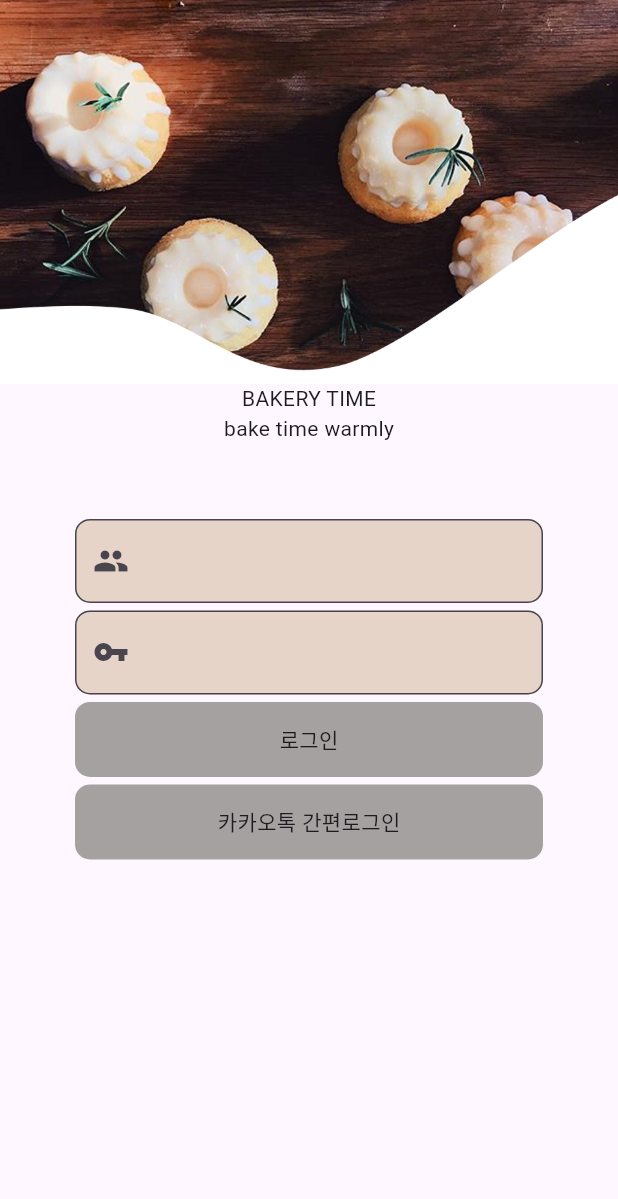
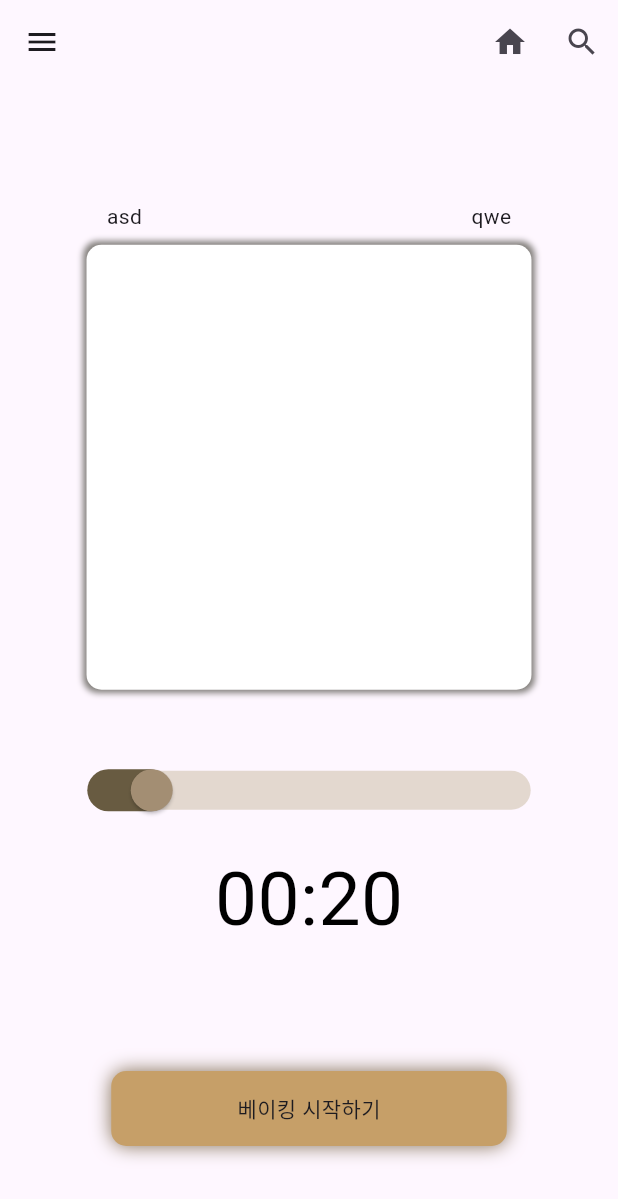
Before and after one commit to kagumon/bakery_time, a Flutter app: the LoginView screen opened by its route, after a tap on "로그인", on a phone screen of 412 x 824 dp. Shown: the top 1199 px of the screen. Run offline on Flutter 3.47's test engine with Material 3 defaults, Android fonts, the light colour scheme and no system bars; missing offline and left inert: dart:ffi.

Commit message:
홈화면 개발

```diff
--- a/lib/main.dart
+++ b/lib/main.dart
@@ -1,6 +1,8 @@
 import 'package:bakery_time/static_page/agreeView.dart';
 import 'package:bakery_time/static_page/enterView.dart';
 import 'package:bakery_time/static_page/loadingView.dart';
+import 'package:bakery_time/static_page/successSignupView.dart';
+import 'package:bakery_time/view/homeView.dart';
 import 'package:bakery_time/view/loginView.dart';
 import 'package:bakery_time/view/signupView.dart';
 import 'package:flutter/material.dart';
@@ -21,6 +23,7 @@ class _MyappState extends State<Myapp> {
   @override
   Widget build(BuildContext context) {
     return MaterialApp(
+      debugShowCheckedModeBanner: false,
       title: "Flutter App",
       initialRoute: '/loading',
       routes: {
@@ -30,6 +33,9 @@ class _MyappState extends State<Myapp> {
         '/index': (context) => const AlbumView(),
         '/login': (context) => const LoginView(),
         '/signup': (context) => const SignupView(),
+        '/success': (context) => const SuccessSignupView(),
+
+        '/home': (context) => const HomeView(),
       },
       home: const LoadingView()
     );
--- /dev/null
+++ b/lib/view/homeView.dart
@@ -0,0 +1,135 @@
+import 'dart:ffi';
+
+import 'package:bakery_time/widget/MainDrawerWidget.dart';
+import 'package:flutter/cupertino.dart';
+import 'package:flutter/material.dart';
+import 'package:flutter/widgets.dart';
+
+import 'package:bakery_time/widget/MainAppBarWidget.dart';
+
+class HomeView extends StatefulWidget {
+  const HomeView({super.key});
+
+  @override
+  State<HomeView> createState() => _HomeViewState();
+}
+
+class _HomeViewState extends State<HomeView> {
+  double _timeSliderValue = 20;
+  @override
+  Widget build(BuildContext context) {
+    var previewConatinerSize = MediaQuery.of(context).size.width * 0.8;
+    return Scaffold(
+      appBar: mainAppBarWidget(),
+      drawer: mainDrawerWidget(),
+      body: Row(
+        children: [
+          const Expanded(child: SizedBox.shrink()),
+          SizedBox(
+            width: previewConatinerSize,
+            child: Column(
+              children: [
+                const Expanded(child: SizedBox.shrink()),
+                const Row(
+                  children : [
+                    SizedBox(width: 30,),
+                    Text("asd"),
+                    Expanded(child: SizedBox.shrink()),
+                    Text("qwe"),
+                    SizedBox(width: 30,),
+                  ],
+                ),
+                const SizedBox(height: 9,),
+                Container(
+                  width: previewConatinerSize * 0.9,
+                  height: previewConatinerSize * 0.9,
+                  decoration: previewContainerDecoration(),
+                ),
+                const SizedBox(height: 50,),
+                SliderTheme(
+                 data: SliderTheme.of(context).copyWith(
+                   trackHeight: 26.0,
+                   trackShape: const RoundedRectSliderTrackShape(),
+                   activeTrackColor: const Color.fromARGB(255, 104, 91, 65),
+                   inactiveTrackColor: const Color.fromARGB(255, 227, 216, 207),
+                   thumbShape: const RoundSliderThumbShape(
+                     enabledThumbRadius: 14.0,
+                     pressedElevation: 0.0,
+                   ),
+                   thumbColor: const Color.fromARGB(255, 163, 142, 115),
+                   overlayColor: const Color.fromARGB(255, 106, 90, 68).withOpacity(0.2),
+                   overlayShape: const RoundSliderOverlayShape(overlayRadius: 17.0),
+                   tickMarkShape: const RoundSliderTickMarkShape(),
+                   inactiveTickMarkColor: Colors.white,
+                   //valueIndicatorShape: const PaddleSliderValueIndicatorShape(),
+                   //valueIndicatorColor: Colors.black,
+                   //valueIndicatorTextStyle: const TextStyle(
+                   //  color: Colors.white,
+                   //  fontSize: 20.0,
+                   //),
+                 ),
+                 child: Slider(
+                   max: 180.0,
+                   value: _timeSliderValue,
+                   divisions: 18,
+                   //label: '',
+                   onChanged: (value) {
+                     setState(() {
+                       _timeSliderValue = value;
+                     });
+                   },
+                 ),
+                ),
+                const SizedBox(height: 20,),
+                Text(
+                  "${(_timeSliderValue / 60).floor().toString().padLeft(2, '0')}:${(_timeSliderValue % 60).floor().toString().padLeft(2, '0')}",
+                  style: const TextStyle(color: Color.fromARGB(255, 0, 0, 0), fontSize: 50),
+                ),
+                const Expanded(child: SizedBox.shrink()),
+                GestureDetector(
+                  onTap: () => {print("asd")},
+                  child: Container(
+                    width: previewConatinerSize * 0.8,
+                    height: 50,
+                    decoration: startButtonDecoration(),
+                    child: const Center(child: Text("베이킹 시작하기")),
+                  ),
+                ),
+                const SizedBox(height: 60,),
+              ],
+            ),
+          ),
+          const Expanded(child: SizedBox.shrink()),
+        ],
+      )
+    );
+  }
+}
+
+BoxDecoration previewContainerDecoration() {
+  return const BoxDecoration(
+    borderRadius: BorderRadius.all(Radius.circular(10.0)),
+    color: Colors.white,
+    boxShadow: [
+      BoxShadow(
+        color: Color.fromRGBO(130, 127, 123, 1),
+        blurRadius: 3.0,
+        spreadRadius: 2.0
+      )
+    ]
+  );
+}
+
+BoxDecoration startButtonDecoration() {
+  return const BoxDecoration(
+    borderRadius: BorderRadius.all(Radius.circular(10.0)),
+    color: Color.fromARGB(255, 198, 159, 104),
+    boxShadow: [
+      BoxShadow(
+        color: Color.fromARGB(255, 131, 112, 85),
+        blurRadius: 10.0,
+        spreadRadius: 0.0
+      )
+    ]
+  );
+}
--- a/lib/view/loginView.dart
+++ b/lib/view/loginView.dart
@@ -34,7 +34,7 @@ class _LoginViewState extends State<LoginView> {
                   decoration: textInputStyle(Icons.vpn_key),
                 ),
                 GestureDetector(
-                  onTap: ()=>{print("login")},
+                  onTap: ()=>{Navigator.of(context).pushNamedAndRemoveUntil("/home", (route) => false)},
                   child: Container(
                     margin: const EdgeInsets.fromLTRB(0, 5, 0, 0),
                     width: double.infinity,
--- /dev/null
+++ b/lib/widget/MainAppBarWidget.dart
@@ -0,0 +1,28 @@
+import 'package:flutter/material.dart';
+
+AppBar mainAppBarWidget() {
+  return AppBar(
+    centerTitle: true,
+    elevation: 0.0,
+    //leading: IconButton(
+    //  icon: const Icon(Icons.menu),
+    //  onPressed: () {
+    //    print('menu button is clicked !');
+    //   },
+    //),
+    actions: [
+      IconButton(
+        icon: const Icon(Icons.home),
+        onPressed: () {
+          print('home button is clicked !');
+        },
+      ),
+      IconButton(
+        icon: const Icon(Icons.search),
+        onPressed: () {
+          print('search button is clicked !');
+        },
+      ),
+    ],
+  );
+}
--- /dev/null
+++ b/lib/widget/MainDrawerWidget.dart
@@ -0,0 +1,69 @@
+import 'package:flutter/material.dart';
+
+Drawer mainDrawerWidget() {
+  return Drawer(
+    child: ListView(
+      padding: EdgeInsets.zero,
+      children: [
+        UserAccountsDrawerHeader(
+          currentAccountPicture: const CircleAvatar(
+            //backgroundImage: AssetImage('assets/me.png'),
+            backgroundColor: Colors.white,
+          ),
+          accountName: const Text('Mei'),
+          accountEmail: const Text('meibin@aaaa.com'),
+          onDetailsPressed: (){
+            print('arrow is clicked');
+          },
+          decoration: const BoxDecoration(
+            color: Colors.amberAccent,
+            borderRadius: BorderRadius.only(
+              bottomLeft: Radius.circular(40.0),
+              bottomRight: Radius.circular(40.0),
+            )
+          ),
+        ),
+        ListTile(
+          leading: Icon(Icons.home,
+          color: Colors.grey[850],),
+          title: const Text('홈'),
+          onTap: (){
+            print('Home is clicked !');
+          },
+        ),
+        ListTile(
+          leading: Icon(Icons.settings,
+          color: Colors.grey[850],),
+          title: const Text('상점'),
+          onTap: (){
+            print('Setting is clicked !');
+          },
+        ),
+        ListTile(
+          leading: Icon(Icons.settings,
+          color: Colors.grey[850],),
+          title: const Text('둘러보기'),
+          onTap: (){
+            print('Setting is clicked !');
+          },
+        ),
+        ListTile(
+          leading: Icon(Icons.settings,
+          color: Colors.grey[850],),
+          title: const Text('우리의 활동'),
+          onTap: (){
+            print('Setting is clicked !');
+          },
+        ),
+        ListTile(
+          leading: Icon(Icons.question_answer,
+          color: Colors.grey[850],),
+          title: const Text('라이선스 정보'),
+          onTap: (){
+            print('Q&A is clicked !');
+          },
+          trailing: const Icon(Icons.check),
+        ),
+      ],
+    ));
+}
```
Also changed, not shown: lib/static_page/successSignupView.dart (added, +74 -0 lines), lib/view/signupView.dart (+41 -14 lines).
